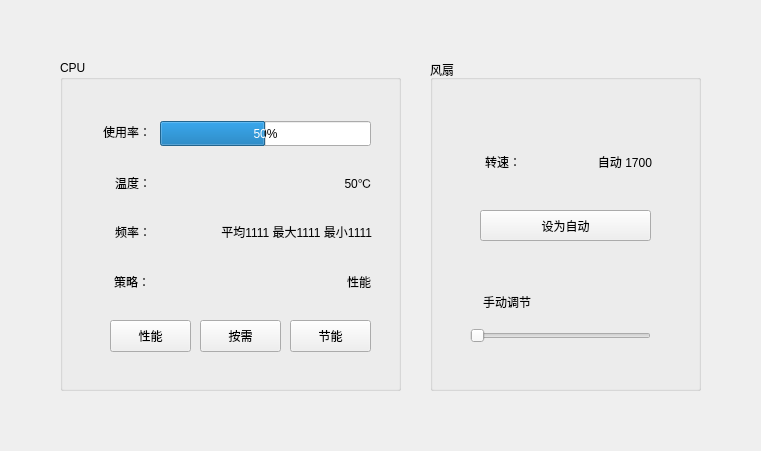
First picture: the form in mainwindow.ui, repository chenghaopeng/Cputroller, before the edit.
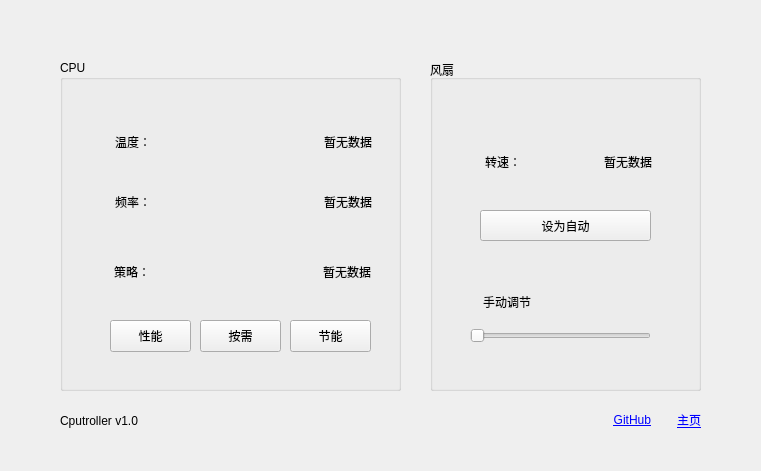
Second picture: the form after the edit.

Diff of the .ui file:
```diff
--- a/mainwindow.ui
+++ b/mainwindow.ui
@@ -7,19 +7,19 @@
     <x>0</x>
     <y>0</y>
     <width>761</width>
-    <height>451</height>
+    <height>471</height>
    </rect>
   </property>
   <property name="minimumSize">
    <size>
     <width>761</width>
-    <height>451</height>
+    <height>471</height>
    </size>
   </property>
   <property name="maximumSize">
    <size>
     <width>761</width>
-    <height>451</height>
+    <height>471</height>
    </size>
   </property>
   <property name="windowTitle">
@@ -44,43 +44,11 @@
     <property name="title">
      <string>CPU</string>
     </property>
-    <widget class="QLabel" name="label">
-     <property name="geometry">
-      <rect>
-       <x>30</x>
-       <y>60</y>
-       <width>61</width>
-       <height>23</height>
-      </rect>
-     </property>
-     <property name="accessibleName">
-      <string>itemname</string>
-     </property>
-     <property name="text">
-      <string>使用率：</string>
-     </property>
-     <property name="alignment">
-      <set>Qt::AlignRight|Qt::AlignTrailing|Qt::AlignVCenter</set>
-     </property>
-    </widget>
-    <widget class="QProgressBar" name="prgCpuUsage">
-     <property name="geometry">
-      <rect>
-       <x>100</x>
-       <y>61</y>
-       <width>211</width>
-       <height>25</height>
-      </rect>
-     </property>
-     <property name="value">
-      <number>50</number>
-     </property>
-    </widget>
     <widget class="QLabel" name="label_2">
      <property name="geometry">
       <rect>
        <x>30</x>
-       <y>111</y>
+       <y>70</y>
        <width>61</width>
        <height>23</height>
       </rect>
@@ -99,7 +67,7 @@
      <property name="geometry">
       <rect>
        <x>30</x>
-       <y>160</y>
+       <y>130</y>
        <width>61</width>
        <height>23</height>
       </rect>
@@ -118,13 +86,13 @@
      <property name="geometry">
       <rect>
        <x>101</x>
-       <y>111</y>
+       <y>70</y>
        <width>211</width>
        <height>23</height>
       </rect>
      </property>
      <property name="text">
-      <string>50℃</string>
+      <string>暂无数据</string>
      </property>
      <property name="alignment">
       <set>Qt::AlignRight|Qt::AlignTrailing|Qt::AlignVCenter</set>
@@ -134,13 +102,13 @@
      <property name="geometry">
       <rect>
        <x>101</x>
-       <y>160</y>
+       <y>130</y>
        <width>211</width>
        <height>23</height>
       </rect>
      </property>
      <property name="text">
-      <string>平均1111 最大1111 最小1111</string>
+      <string>暂无数据</string>
      </property>
      <property name="alignment">
       <set>Qt::AlignRight|Qt::AlignTrailing|Qt::AlignVCenter</set>
@@ -150,13 +118,13 @@
      <property name="geometry">
       <rect>
        <x>100</x>
-       <y>210</y>
+       <y>200</y>
        <width>211</width>
        <height>23</height>
       </rect>
      </property>
      <property name="text">
-      <string>性能</string>
+      <string>暂无数据</string>
      </property>
      <property name="alignment">
       <set>Qt::AlignRight|Qt::AlignTrailing|Qt::AlignVCenter</set>
@@ -166,7 +134,7 @@
      <property name="geometry">
       <rect>
        <x>19</x>
-       <y>210</y>
+       <y>200</y>
        <width>71</width>
        <height>23</height>
       </rect>
@@ -271,7 +239,7 @@
       </rect>
      </property>
      <property name="text">
-      <string>自动 1700</string>
+      <string>暂无数据</string>
      </property>
      <property name="alignment">
       <set>Qt::AlignRight|Qt::AlignTrailing|Qt::AlignVCenter</set>
@@ -335,6 +303,60 @@
      </property>
     </widget>
    </widget>
+   <widget class="QLabel" name="label">
+    <property name="geometry">
+     <rect>
+      <x>60</x>
+      <y>410</y>
+      <width>121</width>
+      <height>21</height>
+     </rect>
+    </property>
+    <property name="text">
+     <string>Cputroller v1.0</string>
+    </property>
+    <property name="alignment">
+     <set>Qt::AlignLeading|Qt::AlignLeft|Qt::AlignVCenter</set>
+    </property>
+   </widget>
+   <widget class="QLabel" name="lblGithub">
+    <property name="geometry">
+     <rect>
+      <x>590</x>
+      <y>410</y>
+      <width>61</width>
+      <height>21</height>
+     </rect>
+    </property>
+    <property name="text">
+     <string>&lt;a href=&quot;https://github.com/chenghaopeng/Cputroller&quot;&gt;GitHub&lt;/a&gt;</string>
+    </property>
+    <property name="alignment">
+     <set>Qt::AlignRight|Qt::AlignTrailing|Qt::AlignVCenter</set>
+    </property>
+    <property name="openExternalLinks">
+     <bool>true</bool>
+    </property>
+   </widget>
+   <widget class="QLabel" name="lblMainpage">
+    <property name="geometry">
+     <rect>
+      <x>660</x>
+      <y>410</y>
+      <width>41</width>
+      <height>21</height>
+     </rect>
+    </property>
+    <property name="text">
+     <string>&lt;a href=&quot;http://chper.cn&quot;&gt;主页&lt;/a&gt;</string>
+    </property>
+    <property name="alignment">
+     <set>Qt::AlignRight|Qt::AlignTrailing|Qt::AlignVCenter</set>
+    </property>
+    <property name="openExternalLinks">
+     <bool>true</bool>
+    </property>
+   </widget>
   </widget>
  </widget>
  <layoutdefault spacing="6" margin="11"/>
```
Left out of the diff: 5 changed lines with no effect on the pictures.
